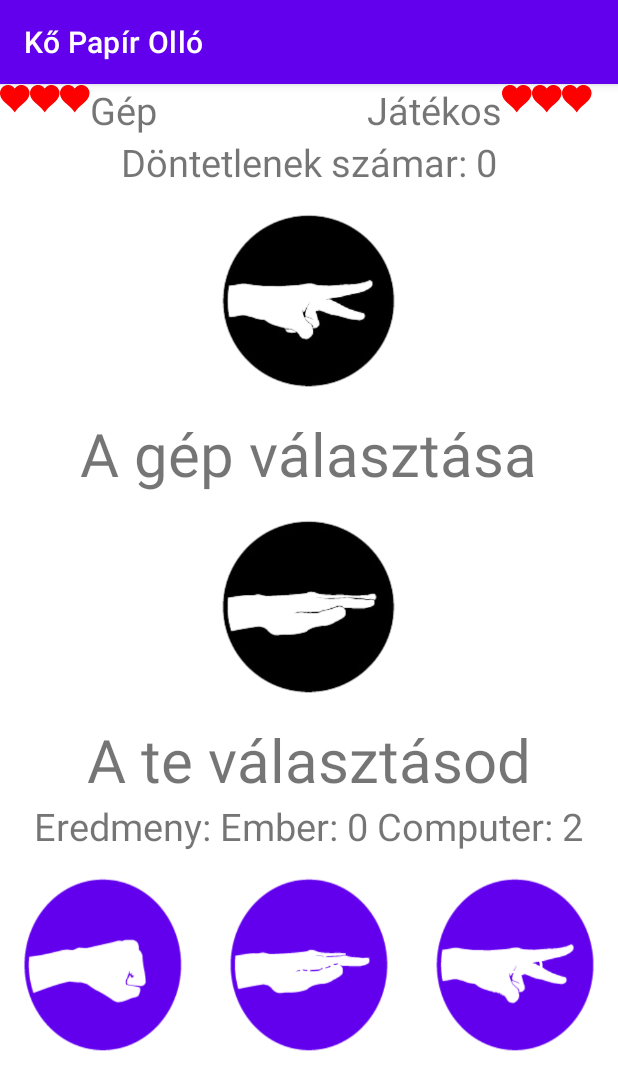
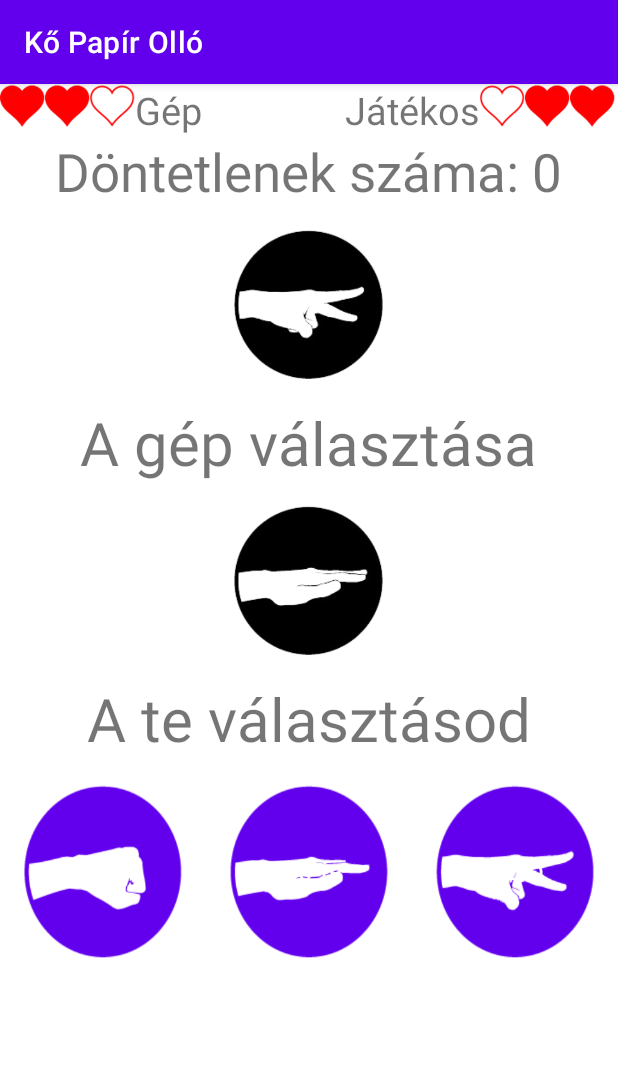
Before and after one commit to Kkrisztian08/KovacsKrisztian_KoPapirOllo, an Android app: the screen it shows after launch (MainActivity), after a tap on "PAPÍR", on a phone screen of 412 x 824 dp. Shown: the top 1090 px of the screen. Run offline under Robolectric (Android 15) with nearby library versions, the phone set to English and light mode, and no system bars; 1 other tap on this screen came first.

Commit message:
csak álló nézet, hibajavitás,szivek változása

```diff
--- a/app/src/main/AndroidManifest.xml
+++ b/app/src/main/AndroidManifest.xml
@@ -12,6 +12,7 @@
         <activity
             android:name=".MainActivity"
             android:exported="true"
+            android:configChanges="orientation"
             android:screenOrientation="portrait">
             <intent-filter>
                 <action android:name="android.intent.action.MAIN" />
--- a/app/src/main/java/com/example/kopapirollo2/MainActivity.java
+++ b/app/src/main/java/com/example/kopapirollo2/MainActivity.java
@@ -14,9 +14,9 @@ import android.widget.Toast;
 import java.util.Random;
 
 public class MainActivity extends AppCompatActivity {
-    private ImageView gepTippKep, sajatTippKep;
+    private ImageView gepTippKep, sajatTippKep, gepHP1,gepHP2,gepHP3,sajatHP1,sajatHP2,sajatHP3;
     private Button gombKo, gombPapir, gombOllo;
-    private TextView eredmeny , dontetlen;
+    private TextView dontetlen;
     private int sajatTipp, gepTipp;
     private int sajatPont, gepPont, dontetlenSzam;
     int randomKPO;
@@ -70,32 +70,42 @@ public class MainActivity extends AppCompatActivity {
         if (gepTipp==0 && sajatTipp==1) {
             sajatPont++;
             Toast.makeText(MainActivity.this, "A kör nyertese: TE", Toast.LENGTH_SHORT).show();
-            eredmeny.setText("Eredmeny: Ember: " + sajatPont +" Computer: "+ gepPont);
-        }else if (gepTipp == 0 && sajatTipp==2) {
+        }else if (gepTipp == 2 && sajatTipp==0) {
             sajatPont++;
             Toast.makeText(MainActivity.this, "A kör nyertese: TE", Toast.LENGTH_SHORT).show();
-            eredmeny.setText("Eredmeny: Ember: " + sajatPont +" Computer: "+ gepPont);
         }else if (gepTipp == 1 && sajatTipp==2) {
             sajatPont++;
             Toast.makeText(MainActivity.this, "A kör nyertese: TE", Toast.LENGTH_SHORT).show();
-            eredmeny.setText("Eredmeny: Ember: " + sajatPont +" Computer: "+ gepPont);
         }else if (gepTipp == 1 && sajatTipp==0) {
             gepPont++;
             Toast.makeText(MainActivity.this, "A kör nyertese: A GÉP", Toast.LENGTH_SHORT).show();
-            eredmeny.setText("Eredmeny: Ember: " + sajatPont +" Computer: "+ gepPont);
         }else if (gepTipp == 2 && sajatTipp==1) {
             gepPont++;
             Toast.makeText(MainActivity.this, "A kör nyertese: A GÉP", Toast.LENGTH_SHORT).show();
-            eredmeny.setText("Eredmeny: Ember: " + sajatPont +" Computer: "+ gepPont);
-        }else if (gepTipp == 2 && sajatTipp==0) {
+        }else if (gepTipp == 0 && sajatTipp==2) {
             gepPont++;
             Toast.makeText(MainActivity.this, "A kör nyertese: A GÉP", Toast.LENGTH_SHORT).show();
-            eredmeny.setText("Eredmeny: Ember: " + sajatPont +" Computer: "+ gepPont);
         }else{
             Toast.makeText(MainActivity.this,"Döntetlen",Toast.LENGTH_SHORT).show();
             dontetlenSzam++;
-            dontetlen.setText("Döntetlenek számar: "+dontetlenSzam);
+            dontetlen.setText("Döntetlenek száma: "+dontetlenSzam);
         }
+
+        if (gepPont == 1) {
+            sajatHP1.setImageResource(R.drawable.heart1);
+        }else if (gepPont == 2) {
+            sajatHP2.setImageResource(R.drawable.heart1);
+        }else if (gepPont == 3) {
+            sajatHP3.setImageResource(R.drawable.heart1);
+        }
+        if (sajatPont == 1) {
+            gepHP3.setImageResource(R.drawable.heart1);
+        }else if (sajatPont == 2) {
+            gepHP2.setImageResource(R.drawable.heart1);
+        }else if (sajatPont == 3) {
+            gepHP1.setImageResource(R.drawable.heart1);
+        }
+
 
         if (gepPont == 3 || sajatPont==3) {
             jatekVege();
@@ -136,8 +146,14 @@ public class MainActivity extends AppCompatActivity {
         dontetlenSzam=0;
         sajatTippKep.setImageResource(R.drawable.rock);
         gepTippKep.setImageResource(R.drawable.rock);
-        eredmeny.setText("Eredmeny: Ember: 0 Computer: 0");
-        dontetlen.setText("Döntetlenek számar: 0");
+        gepHP1.setImageResource(R.drawable.heart2);
+        gepHP2.setImageResource(R.drawable.heart2);
+        gepHP3.setImageResource(R.drawable.heart2);
+        sajatHP1.setImageResource(R.drawable.heart2);
+        sajatHP2.setImageResource(R.drawable.heart2);
+        sajatHP3.setImageResource(R.drawable.heart2);
+        dontetlen.setText("Döntetlenek száma: 0");
+
     }
 
     private void init() {
@@ -149,7 +165,12 @@ public class MainActivity extends AppCompatActivity {
         gombKo=findViewById(R.id.btn_ko);
         gombPapir=findViewById(R.id.btn_papir);
         gombOllo=findViewById(R.id.btn_ollo);
-        eredmeny=findViewById(R.id.textView_eredmeny);
         dontetlen=findViewById(R.id.textView_dontetlen);
+        gepHP1=findViewById(R.id.gephp1);
+        gepHP2=findViewById(R.id.gephp2);
+        gepHP3=findViewById(R.id.gephp3);
+        sajatHP1=findViewById(R.id.jatekoshp1);
+        sajatHP2=findViewById(R.id.jatekoshp2);
+        sajatHP3=findViewById(R.id.jatekoshp3);
     }
 }
--- a/app/src/main/res/layout/activity_main.xml
+++ b/app/src/main/res/layout/activity_main.xml
@@ -11,20 +11,20 @@
         android:layout_width="wrap_content"
         android:layout_height="wrap_content">
         <ImageView
-            android:layout_width="20dp"
-            android:layout_height="20dp"
+            android:layout_width="30dp"
+            android:layout_height="30dp"
             android:id="@+id/gephp1"
             android:src="@drawable/heart2"
             />
         <ImageView
-            android:layout_width="20dp"
-            android:layout_height="20dp"
+            android:layout_width="30dp"
+            android:layout_height="30dp"
             android:id="@+id/gephp2"
             android:src="@drawable/heart2"
             />
         <ImageView
-            android:layout_width="20dp"
-            android:layout_height="20dp"
+            android:layout_width="30dp"
+            android:layout_height="30dp"
             android:id="@+id/gephp3"
             android:src="@drawable/heart2"
             />
@@ -35,7 +35,7 @@
             android:textSize="25dp"
             android:text="Gép"
             android:id="@+id/textView_gepelet"
-            android:layout_marginRight="140dp"/>
+            android:layout_marginRight="95dp"/>
         <TextView
             android:layout_width="wrap_content"
             android:layout_height="wrap_content"
@@ -44,20 +44,20 @@
             android:text="Játékos"
             android:id="@+id/textView_Jatekoselet"/>
         <ImageView
-            android:layout_width="20dp"
-            android:layout_height="20dp"
+            android:layout_width="30dp"
+            android:layout_height="30dp"
             android:id="@+id/jatekoshp1"
             android:src="@drawable/heart2"
             />
         <ImageView
-            android:layout_width="20dp"
-            android:layout_height="20dp"
+            android:layout_width="30dp"
+            android:layout_height="30dp"
             android:id="@+id/jatekoshp2"
             android:src="@drawable/heart2"
             />
         <ImageView
-            android:layout_width="20dp"
-            android:layout_height="20dp"
+            android:layout_width="30dp"
+            android:layout_height="30dp"
             android:id="@+id/jatekoshp3"
             android:src="@drawable/heart2"
             />
@@ -67,12 +67,12 @@
         android:layout_width="wrap_content"
         android:layout_height="wrap_content"
         android:layout_gravity="center"
-        android:textSize="25dp"
-        android:text="Döntetlenek számar: 0"
+        android:textSize="35dp"
+        android:text="Döntetlenek száma: 0"
         android:id="@+id/textView_dontetlen"/>
     <ImageView
-        android:layout_width="150dp"
-        android:layout_height="150dp"
+        android:layout_width="130dp"
+        android:layout_height="130dp"
         android:layout_gravity="center"
         android:id="@+id/img_gep"
         android:src="@drawable/rock"/>
@@ -86,8 +86,8 @@
         android:id="@+id/textView_gep"/>
 
     <ImageView
-        android:layout_width="150dp"
-        android:layout_height="150dp"
+        android:layout_width="130dp"
+        android:layout_height="130dp"
         android:layout_gravity="center"
         android:id="@+id/img_sajat"
         android:src="@drawable/rock"/>
@@ -99,16 +99,6 @@
         android:textSize="40dp"
         android:text="A te választásod"
         android:id="@+id/textView_sajat"/>
-
-    <TextView
-        android:layout_width="wrap_content"
-        android:layout_height="wrap_content"
-        android:layout_gravity="center"
-        android:textSize="25dp"
-        android:text="Eredmeny: Ember: 0 Computer: 0"
-        android:id="@+id/textView_eredmeny"/>
-
-
 
     <LinearLayout
         android:layout_width="match_parent"
```
